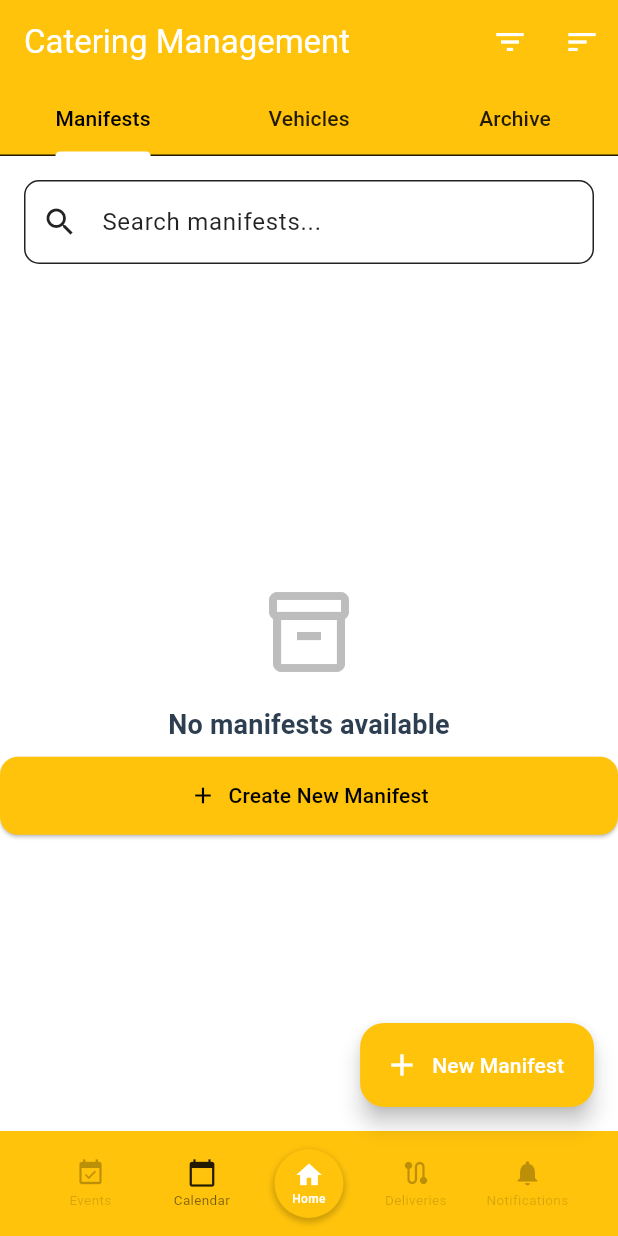
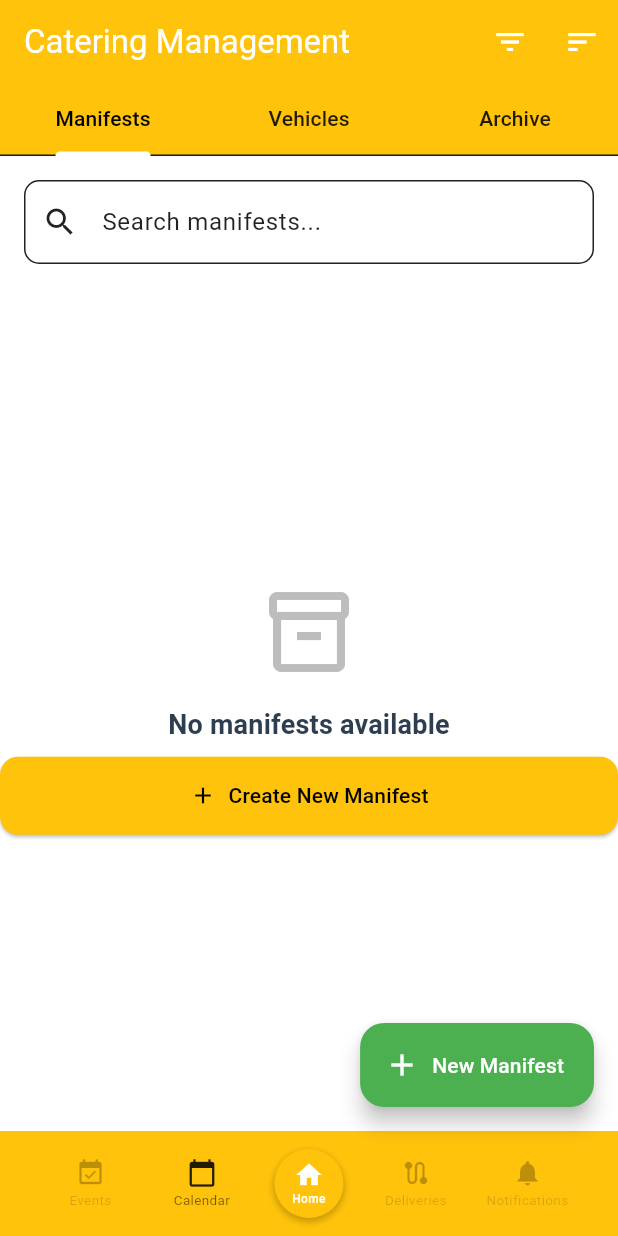
Before and after one commit to HarzaanHussain/cateredtoyou, a Flutter app: the ManifestScreen screen opened by its route, on a phone screen of 412 x 824 dp. Run offline on Flutter 3.47's test engine with Material 3 defaults, Android fonts, the phone set to English and light mode, and no system bars; our stand-ins replace cloud_firestore, firebase_auth, firebase_core, flutter_local_notifications, flutter_map, flutter_timezone and 6 more; missing offline and left inert: flutter_map_cancellable_tile_provider; accounts and stored records are empty.

Commit message:
+New manifest button back to green color

```diff
--- a/lib/views/manifest/manifest_screen.dart
+++ b/lib/views/manifest/manifest_screen.dart
@@ -117,7 +117,8 @@ class _ManifestScreenState extends State<ManifestScreen> with SingleTickerProvid
               },
               icon: const Icon(Icons.add),
               label: const Text('New Manifest'),
-              backgroundColor: Color(0xFFFFC30B), // button same color as theme
+              backgroundColor: Colors.green,
+             // backgroundColor: const Color.fromARGB(255, 33, 187, 38), // button same color as theme
             );
           }
         ),
```
